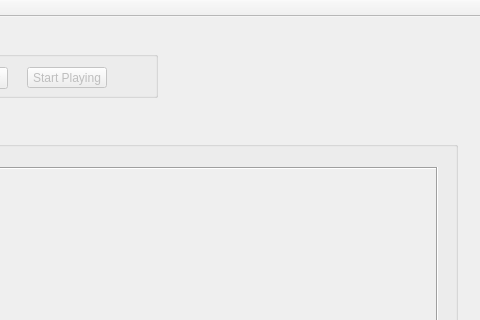
Before: the Qt Designer form mainwindow.ui in scyphio122/Live_Audio_Streaming_App, drawn with Qt 5; both pictures show x 783 to 1263 and y 0 to 320 of the 1263 by 797 pixel window.
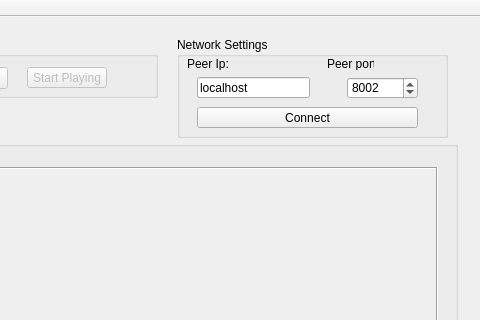
After: the same form once the commit is applied.

```diff
--- a/mainwindow.ui
+++ b/mainwindow.ui
@@ -136,6 +136,87 @@
      </property>
     </widget>
    </widget>
+   <widget class="QGroupBox" name="gB_networkSettings">
+    <property name="geometry">
+     <rect>
+      <x>960</x>
+      <y>20</y>
+      <width>271</width>
+      <height>101</height>
+     </rect>
+    </property>
+    <property name="title">
+     <string>Network Settings</string>
+    </property>
+    <widget class="QLabel" name="lb_peerIP">
+     <property name="geometry">
+      <rect>
+       <x>10</x>
+       <y>20</y>
+       <width>47</width>
+       <height>13</height>
+      </rect>
+     </property>
+     <property name="text">
+      <string>Peer Ip:</string>
+     </property>
+    </widget>
+    <widget class="QLineEdit" name="lE_peerIP">
+     <property name="geometry">
+      <rect>
+       <x>20</x>
+       <y>40</y>
+       <width>113</width>
+       <height>21</height>
+      </rect>
+     </property>
+     <property name="text">
+      <string>localhost</string>
+     </property>
+    </widget>
+    <widget class="QLabel" name="lb_peerPort">
+     <property name="geometry">
+      <rect>
+       <x>150</x>
+       <y>20</y>
+       <width>47</width>
+       <height>13</height>
+      </rect>
+     </property>
+     <property name="text">
+      <string>Peer port:</string>
+     </property>
+    </widget>
+    <widget class="QSpinBox" name="sB_udpPort">
+     <property name="geometry">
+      <rect>
+       <x>170</x>
+       <y>40</y>
+       <width>71</width>
+       <height>22</height>
+      </rect>
+     </property>
+     <property name="maximum">
+      <number>65535</number>
+     </property>
+     <property name="value">
+      <number>8002</number>
+     </property>
+    </widget>
+    <widget class="QPushButton" name="pB_connect">
+     <property name="geometry">
+      <rect>
+       <x>20</x>
+       <y>70</y>
+       <width>221</width>
+       <height>21</height>
+      </rect>
+     </property>
+     <property name="text">
+      <string>Connect</string>
+     </property>
+    </widget>
+   </widget>
   </widget>
   <widget class="QMenuBar" name="menuBar">
    <property name="geometry">
```
